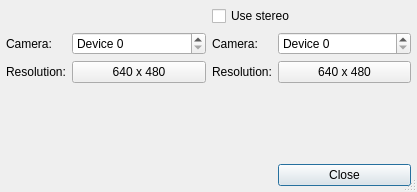
This is gui/camerasettingsdialog.ui in ryaninvents/PicoScan as Qt 5 draws it before an edit. The edited form follows.
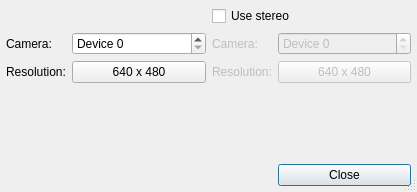
This is the edited form. Icons and pictures are not drawn.

Commit message: hooking up the new camera dialog.

```diff
--- a/gui/camerasettingsdialog.ui
+++ b/gui/camerasettingsdialog.ui
@@ -88,14 +88,20 @@
     </widget>
    </item>
    <item row="1" column="2">
-    <widget class="QLabel" name="label_3">
+    <widget class="QLabel" name="labelSecondCam">
+     <property name="enabled">
+      <bool>false</bool>
+     </property>
      <property name="text">
       <string>Camera:</string>
      </property>
     </widget>
    </item>
    <item row="2" column="2">
-    <widget class="QLabel" name="label_4">
+    <widget class="QLabel" name="labelSecondRes">
+     <property name="enabled">
+      <bool>false</bool>
+     </property>
      <property name="text">
       <string>Resolution:</string>
      </property>
@@ -103,6 +109,9 @@
    </item>
    <item row="1" column="3">
     <widget class="QSpinBox" name="secondDevice">
+     <property name="enabled">
+      <bool>false</bool>
+     </property>
      <property name="sizePolicy">
       <sizepolicy hsizetype="MinimumExpanding" vsizetype="Fixed">
        <horstretch>0</horstretch>
@@ -119,6 +128,9 @@
    </item>
    <item row="2" column="3">
     <widget class="QPushButton" name="secondRes">
+     <property name="enabled">
+      <bool>false</bool>
+     </property>
      <property name="sizePolicy">
       <sizepolicy hsizetype="MinimumExpanding" vsizetype="Fixed">
        <horstretch>0</horstretch>
```
Left out of the diff: 26 changed lines with no effect on the pictures. The commit also changes 5 other files.
